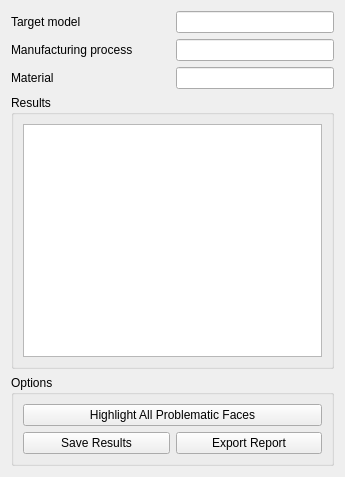
Above: gui/resources/ui/task_results.ui from ryankembrey/FreeCAD-DFM-Workbench before the change. Below: the same form after it.
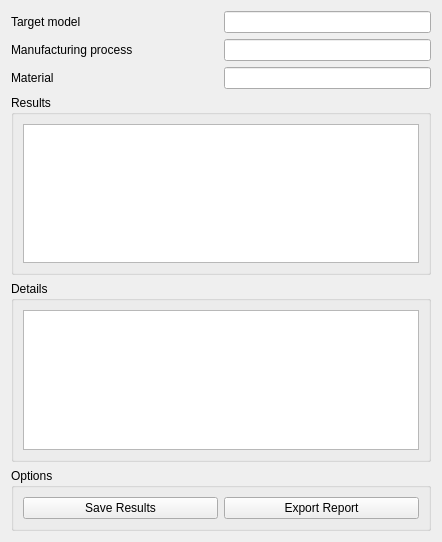
That is the form after the change.

Commit message: Add details and icons to results panel. Remove highlight all faces.

```diff
--- a/gui/resources/ui/task_results.ui
+++ b/gui/resources/ui/task_results.ui
@@ -6,8 +6,8 @@
    <rect>
     <x>0</x>
     <y>0</y>
-    <width>345</width>
-    <height>477</height>
+    <width>442</width>
+    <height>542</height>
    </rect>
   </property>
   <property name="windowTitle">
@@ -77,20 +77,38 @@
     </widget>
    </item>
    <item>
-    <widget class="QGroupBox" name="groupBox">
+    <widget class="QGroupBox" name="groupBox_3">
+     <property name="minimumSize">
+      <size>
+       <width>0</width>
+       <height>0</height>
+      </size>
+     </property>
      <property name="title">
-      <string>Options</string>
+      <string>Details</string>
      </property>
-     <layout class="QVBoxLayout" name="verticalLayout_2">
+     <layout class="QHBoxLayout" name="horizontalLayout_2">
       <item>
-       <widget class="QPushButton" name="pbAllFaces">
-        <property name="text">
-         <string>Highlight All Problematic Faces</string>
+       <widget class="QTextBrowser" name="tbDetails">
+        <property name="maximumSize">
+         <size>
+          <width>16777215</width>
+          <height>16777215</height>
+         </size>
         </property>
        </widget>
       </item>
+     </layout>
+    </widget>
+   </item>
+   <item>
+    <widget class="QGroupBox" name="groupBox">
+     <property name="title">
+      <string>Options</string>
+     </property>
+     <layout class="QHBoxLayout" name="horizontalLayout_3">
       <item>
-       <layout class="QGridLayout" name="gridLayout_2">
+       <layout class="QGridLayout" name="gridLayout_2" columnstretch="1,1,0,0" columnminimumwidth="1,1,0,0">
         <item row="0" column="0">
          <widget class="QPushButton" name="pbSaveResults">
           <property name="toolTip">
@@ -105,7 +123,7 @@
          <widget class="QPushButton" name="pbExportResults">
           <property name="maximumSize">
            <size>
-            <width>165</width>
+            <width>16777215</width>
             <height>16777215</height>
            </size>
           </property>
```
The commit also changes 2 other files.
